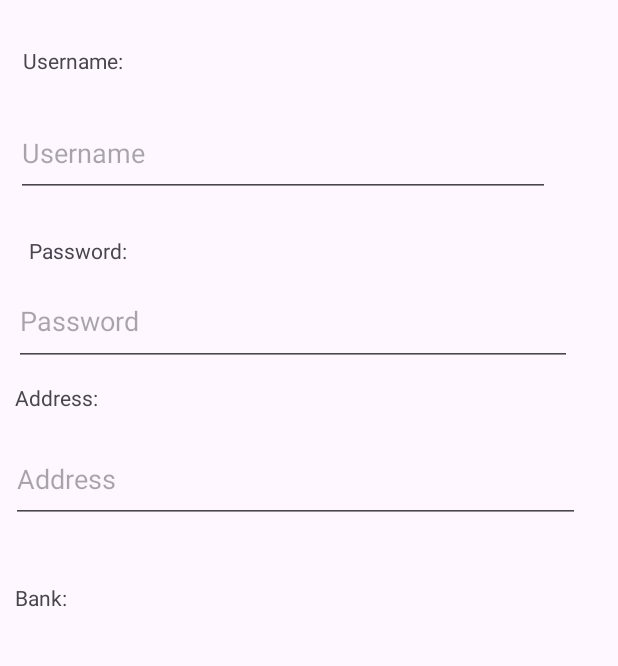
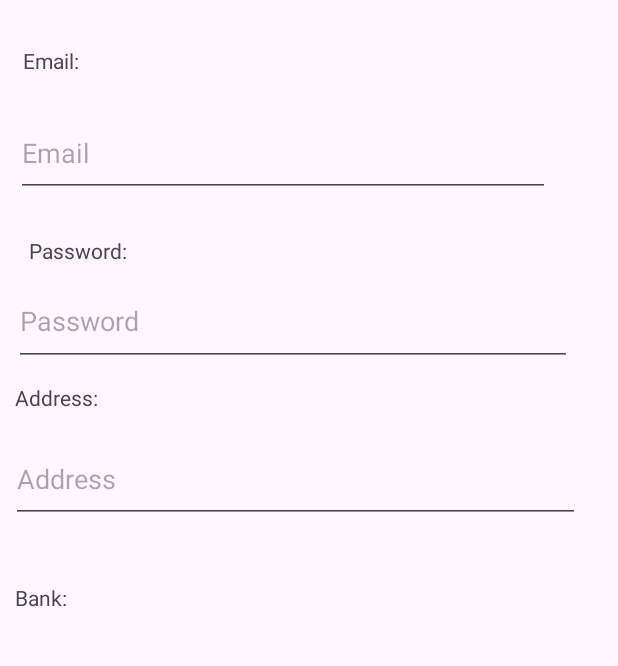
Before and after one commit to Sari-Saif/Buy-bye-bye, an Android app: the S1 screen opened directly, with no data from a screen before it, after a tap on "OK", on a phone screen of 412 x 824 dp, the part 114-780 px from its top. Run offline under Robolectric (Android 15) with nearby library versions, the phone set to English and light mode, and no system bars; our stand-ins replace Firebase (no records; nobody signed in at launch, a user with empty details on screens opened directly).

Commit message:
fixed S1

```diff
--- a/app/src/main/java/com/example/buy_bye_bye_app/S1.java
+++ b/app/src/main/java/com/example/buy_bye_bye_app/S1.java
@@ -1,134 +1,162 @@
 package com.example.buy_bye_bye_app;
 
 import androidx.annotation.NonNull;
+import androidx.annotation.Nullable;
 import androidx.appcompat.app.AppCompatActivity;
-
 import android.content.Intent;
 import android.os.Bundle;
-import android.util.Log;
+import android.text.TextUtils;
 import android.view.View;
-import android.widget.Button;
 import android.widget.EditText;
 import android.widget.Toast;
-
-import com.google.firebase.Firebase;
 import com.google.firebase.auth.FirebaseAuth;
+import com.google.firebase.database.ChildEventListener;
 import com.google.firebase.database.DataSnapshot;
 import com.google.firebase.database.DatabaseError;
 import com.google.firebase.database.DatabaseReference;
 import com.google.firebase.database.FirebaseDatabase;
-import com.google.firebase.database.ValueEventListener;
+
+import java.util.ArrayList;
+import java.util.List;
 
 public class S1 extends AppCompatActivity {
-    //et -> EditText
-    //s-> seller
+
+    /**
+     * email input object
+     */
     private EditText et_emailS;
+
+    /**
+     * password input object
+     */
     private EditText et_passwordS;
+
+    /**
+     * address input object
+     */
     private EditText et_addressS;
+
+    /**
+     * band input object
+     */
     private EditText et_Bank;
+
+    /**
+     * Firebase AUTHENTICATION
+     */
     private FirebaseAuth database;
-    private int email_check;
+
+    /**
+     * Firebase REAL-TIME
+     */
+    private FirebaseDatabase db;
+
+    /**
+     * Firebase REAL-TIME reference
+     */
+    private DatabaseReference ref;
+
+    /**
+     * will hold all emails for checking if the entered email is already exists
+     */
+    private List<String> emaillist;
+
+    /**
+     * listener to handle child nodes in the rtdb
+     */
+    private ChildEventListener childEventListener;
 
     @Override
     protected void onCreate(Bundle savedInstanceState) {
         super.onCreate(savedInstanceState);
         setContentView(R.layout.activity_s1);
 
+        // setting UI input object's reference
+        et_emailS = findViewById(R.id.InputUsername);
+        et_passwordS = findViewById(R.id.InputPassword);
+        et_addressS = findViewById(R.id.InputAddress);
+        et_Bank = findViewById(R.id.InputBank);
+
+        // setting DB
+        db = FirebaseDatabase.getInstance();
+        ref = db.getReference("users").child("sellers");
         database = FirebaseAuth.getInstance();
 
+        // setting array list to save emails
+        emaillist = new ArrayList<>();
+
+        // adding listener to the email values
+        childEventListener = new ChildEventListener() {
+
+            // handling existing emails
+            @Override
+            public void onChildAdded(@NonNull DataSnapshot snapshot, @Nullable String previousChildName) {
+                String email = snapshot.child("email").getValue().toString();
+                emaillist.add(email);
+            }
+
+            @Override
+            public void onChildChanged(@NonNull DataSnapshot snapshot, @Nullable String previousChildName) {}
+
+            @Override
+            public void onChildRemoved(@NonNull DataSnapshot snapshot) {}
+
+            @Override
+            public void onChildMoved(@NonNull DataSnapshot snapshot, @Nullable String previousChildName) {}
+
+            @Override
+            public void onCancelled(@NonNull DatabaseError error) {}
+        };
+
+        // listener for the sellers
+        ref.addChildEventListener(childEventListener);
     }
 
-//    public void Reqister_Ok()
-//    {
-//        Button Register = (Button) findViewById(R.id.button);
-//
-//        Register.setOnClickListener(new View.OnClickListener() {
-//            @Override
-//            public void onClick(View view) {
-//
-//                et_emailS =(EditText) findViewById(R.id.InputUsername);
-//                et_passwordS =findViewById(R.id.InputPassword);
-//                et_addressS =findViewById(R.id.InputAddress);
-//                et_Bank =findViewById(R.id.InputBank);
-//
-//
-//                String email = et_emailS.getText().toString();
-//                String password = et_passwordS.getText().toString();
-//                String address = et_addressS.getText().toString();
-//                String visa = et_Bank.getText().toString();
-//
-//                //TODO: ADD TO DATA BASE !!
-//                Log.d("FirebaseDebug", "EditText value: " + et_emailS.getText().toString());
-//                FirebaseDatabase.getInstance().getReference().child("user").child("seller").child(email).child("Email").setValue(email);
-//                FirebaseDatabase.getInstance().getReference().child("user").child("seller").child(email).child("password").setValue(password);
-//                FirebaseDatabase.getInstance().getReference().child("user").child("seller").child(email).child("Address").setValue(address);
-//                FirebaseDatabase.getInstance().getReference().child("user").child("seller").child(email).child("Bank").setValue(visa);
-//                Intent i = new Intent(S1.this , MainActivity.class);
-//                startActivity(i);
-//            }
-//        });
-//
-//    }
-    public void sign_up(View view)
-    {
-        et_emailS =(EditText) findViewById(R.id.InputUsername);
-        et_passwordS =findViewById(R.id.InputPassword);
-        et_addressS =findViewById(R.id.InputAddress);
-        et_Bank =findViewById(R.id.InputVisa);
+    /**
+     * this function handles the sign up of the seller (realtime + authentication)
+     * @param view the signup button in S1 UI
+     */
+    public void sign_up(View view) {
 
-        //TODO: check existence
-        checkEmailExistence(et_emailS.getText().toString());
-        if (email_check == 1)
-        {
+        // getting values of all entered information
+        String email = et_emailS.getText().toString().trim();
+        String password = et_passwordS.getText().toString().trim();
+        String address = et_addressS.getText().toString().trim();
+        String bank = et_Bank.getText().toString().trim();
+
+        // all fields are must, checking for empty
+        if(TextUtils.isEmpty(email) || TextUtils.isEmpty(password) || TextUtils.isEmpty(address) || TextUtils.isEmpty(bank) ) {
+            Toast.makeText(S1.this, "Please enter all the parameters!", Toast.LENGTH_SHORT).show();
             return;
         }
 
-        database.createUserWithEmailAndPassword(et_emailS.getText().toString(), et_passwordS.getText().toString())
-                .addOnCompleteListener(this, task -> {
-                    if (task.isSuccessful()) {
-                        Customer_user user1 = new Customer_user(et_emailS.getText().toString(), et_passwordS.getText().toString(), et_addressS.getText().toString(), et_Bank.getText().toString());
-                        FirebaseDatabase.getInstance().getReference("user").child("Seller").child(FirebaseAuth.getInstance().getCurrentUser().getUid()).setValue(user1);
-                        Intent i = new Intent(S1.this, MainActivity.class);
-                        startActivity(i);
+        // checking if entered email is already exists. if true, abort signup.
+        if(emaillist.contains(email)) {
+            Toast.makeText(S1.this, "Email already exist!!", Toast.LENGTH_SHORT).show();
+            return;
+        }
 
-                    } else {
-                        // If sign in fails, display a message to the user.
-                        Log.e("FirebaseDebug", "createUserWithEmail:failure", task.getException());
-                        showErrorToast("Authentication failed: " + task.getException().getMessage());
-                    }
-                });
+        // else, all is fine, add the user to the AUTH + RTDB
+        database.createUserWithEmailAndPassword(email, password).addOnCompleteListener(task -> {
+            if(task.isSuccessful()) {
+                Seller s = new Seller(email, password, address, bank);
+                ref.child(database.getCurrentUser().getUid()).setValue(s);
 
-    }
+                Toast.makeText(S1.this, "New Seller Registered!", Toast.LENGTH_SHORT).show();
 
-    public void checkEmailExistence(String emailToCheck) {
-        DatabaseReference userRef = FirebaseDatabase.getInstance().getReference().child("user").child("seller");
-        email_check = 0;
-        userRef.orderByChild("email").equalTo(emailToCheck).addListenerForSingleValueEvent(new ValueEventListener() {
-            @Override
-            public void onDataChange(@NonNull DataSnapshot dataSnapshot) {
-                if (dataSnapshot.exists()) {
-                    // Email already exists
-                    showErrorToast("Email already exists. Please choose a different email.");
-                    Log.d("FirebaseDebug", "Email already exists");
-                    email_check = 1;
-                } else {
-                    // Email does not exist, you can proceed
-                    Log.d("FirebaseDebug", "Email does not exist, adding new customer...");
-                }
-            }
-
-            @Override
-            public void onCancelled(@NonNull DatabaseError databaseError) {
-                // Handle errors if any
-                Log.e("FirebaseDebug", "Error checking email existence: " + databaseError.getMessage());
+                Intent i = new Intent(S1.this, MainActivity.class);
+                startActivity(i);
+            } else {
+                Toast.makeText(S1.this, "Please enter valid information!!", Toast.LENGTH_SHORT).show();
             }
         });
     }
 
-    private void showErrorToast(String errorMessage) {
-        // Display an error toast
-        Toast.makeText(getApplicationContext(), errorMessage, Toast.LENGTH_SHORT).show();
+    @Override
+    protected void onDestroy() {
+        super.onDestroy();
+        if (ref != null && childEventListener != null) {
+            ref.removeEventListener(childEventListener);
+        }
     }
-
-
 }
--- a/app/src/main/res/layout/activity_s1.xml
+++ b/app/src/main/res/layout/activity_s1.xml
@@ -88,7 +88,7 @@
         android:id="@+id/headerUsername"
         android:layout_width="116dp"
         android:layout_height="28dp"
-        android:text="Username:"
+        android:text="Email:"
         app:layout_constraintBottom_toBottomOf="parent"
         app:layout_constraintEnd_toEndOf="parent"
         app:layout_constraintHorizontal_bias="0.052"
@@ -102,7 +102,7 @@
         android:layout_height="58dp"
         android:ems="10"
         android:inputType="text"
-        android:hint="Username"
+        android:hint="Email"
         android:textColor="@color/black"
         app:layout_constraintBottom_toBottomOf="parent"
         app:layout_constraintEnd_toEndOf="parent"
```
Also changed, not shown: app/src/main/java/com/example/buy_bye_bye_app/Seller.java (added, +67 -0 lines).
